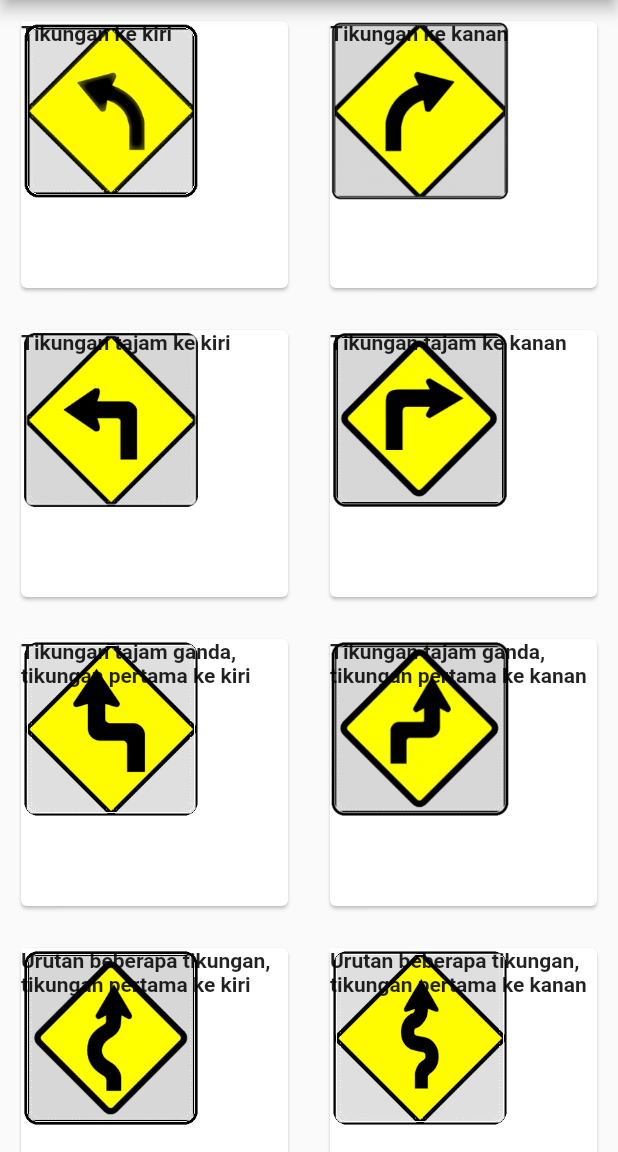
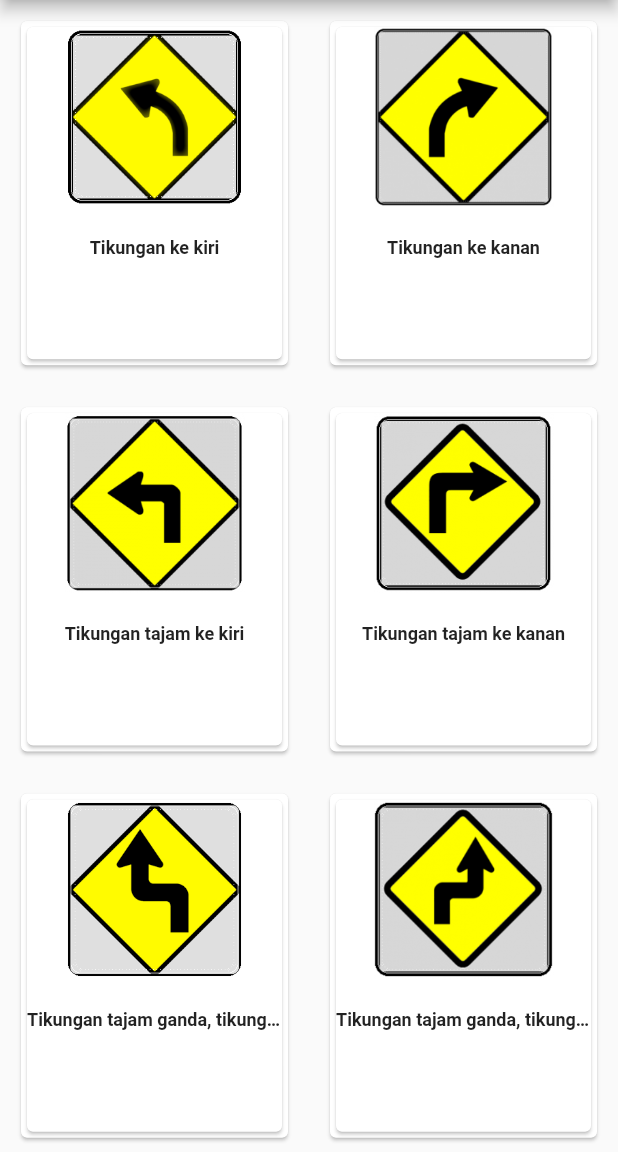
Before and after one commit to slametpolkam/galeri_foto, a Flutter app: the screen it shows after launch, on a phone screen of 412 x 824 dp, the part 84-1236 px from its top. Run offline on Flutter 3.47's test engine with Material 2 defaults, Android fonts, the phone set to English and light mode, and no system bars; our stand-ins replace rflutter_alert.

Commit message:
Modifikasi Text

```diff
--- a/lib/screens/grid_rambu.dart
+++ b/lib/screens/grid_rambu.dart
@@ -88,7 +88,8 @@ class _PageCustomGridviewState extends State<PageCustomeGridview> {
                 desc: dataMakanan['keterangan'],
               ).show();
             },
-            child: Stack(
+            child: Card(
+                child: Column(
               children: [
                 Align(
                   alignment: Alignment.bottomCenter,
@@ -103,13 +104,17 @@ class _PageCustomGridviewState extends State<PageCustomeGridview> {
                       width: 120,
                       fit: BoxFit.cover,
                     )),
-                Padding(padding: EdgeInsets.all(100)),
-                Text(
-                  dataMakanan["nama"],
-                  style: TextStyle(fontSize: 14.0, fontWeight: FontWeight.bold),
-                )
+                Padding(padding: EdgeInsets.all(10)),
+                Positioned(
+                    bottom: 8,
+                    child: Text(
+                      dataMakanan["nama"],
+                      overflow: TextOverflow.ellipsis,
+                      style: TextStyle(
+                          fontSize: 12.0, fontWeight: FontWeight.bold),
+                    ))
               ],
-            ),
+            )),
           ),
         ),
       ));
@@ -134,6 +139,8 @@ class _PageCustomGridviewState extends State<PageCustomeGridview> {
         backgroundColor: Colors.deepOrange,
       ),
       body: GridView.count(
+        // crossAxisCount: 2,
+        childAspectRatio: 0.8,
         crossAxisCount: 2,
         children: daftarRambuLalulintas,
       ),
```
